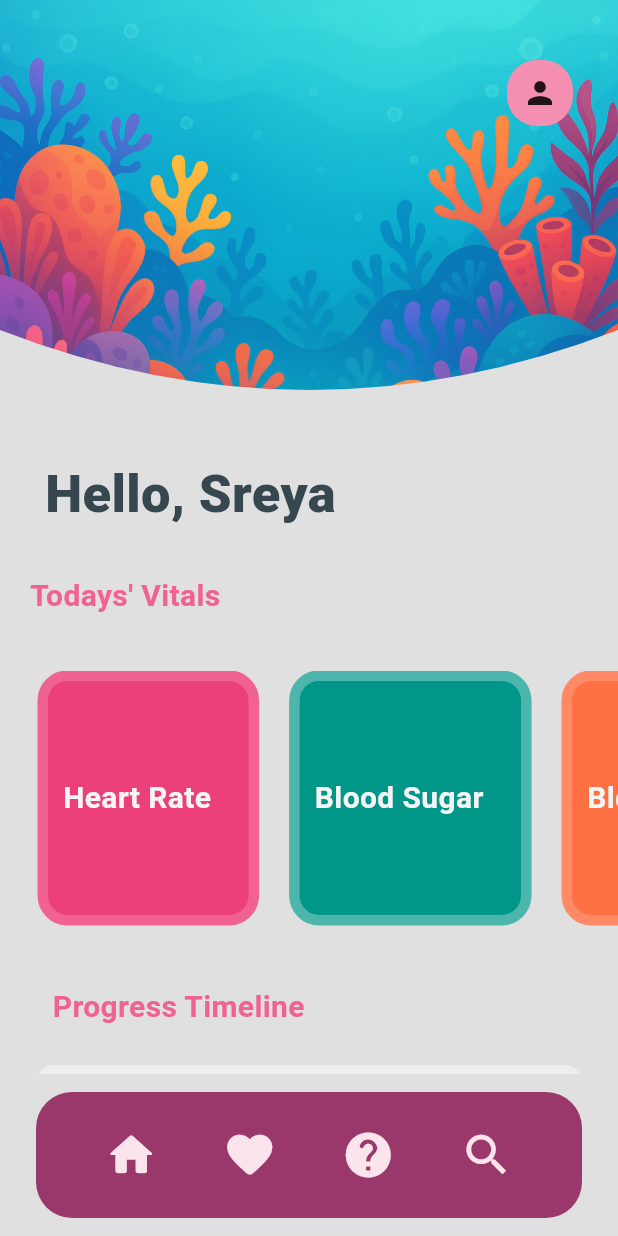
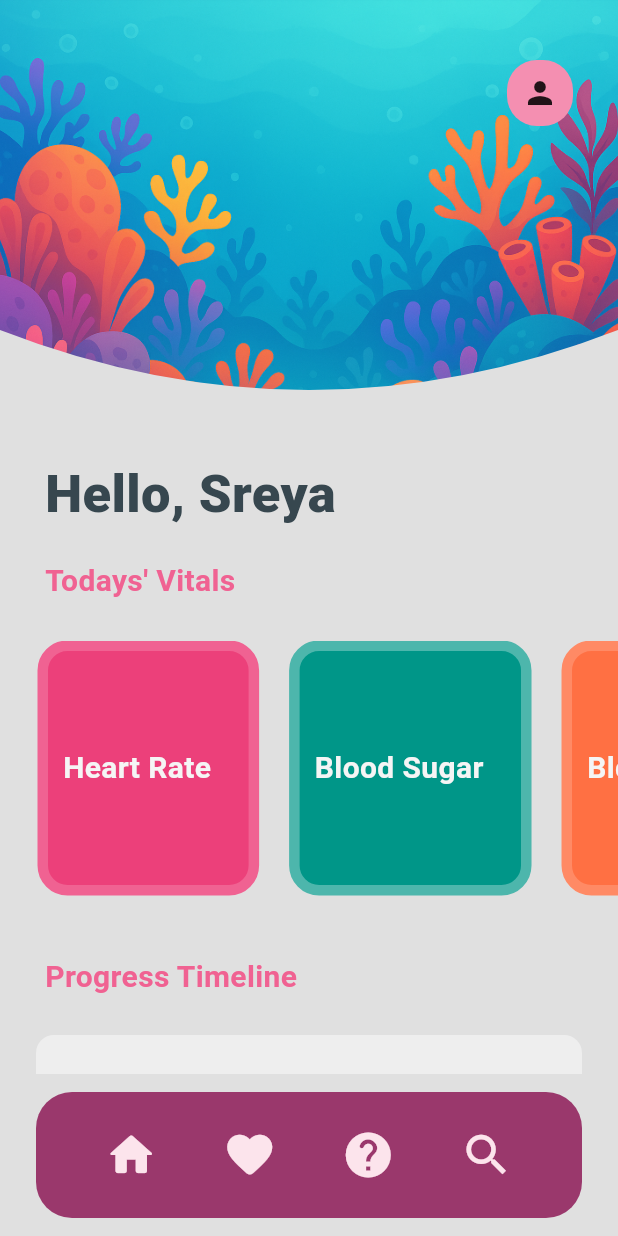
Before and after one commit to sreyasaju/heartSync, a Flutter app: the screen it shows after launch, on a phone screen of 412 x 824 dp. Run offline on Flutter 3.47's test engine with Material 3 defaults, Android fonts, the phone set to English and light mode, and no system bars; Roboto replaces fonts that are missing (BalooChettan2).

Commit message:
fix: alignment of titles!

```diff
--- a/lib/pages/home_page.dart
+++ b/lib/pages/home_page.dart
@@ -77,10 +77,11 @@ class _HomePageState extends State<HomePage> {
 
             // Heading above cards
             Padding(
-              padding: const EdgeInsets.symmetric(horizontal: 20.0, vertical: 25.0),
-              child: Align(
-                alignment: Alignment.centerLeft,
-                child: Text(
+              padding: const EdgeInsets.symmetric(horizontal: 30.0, vertical: 15.0),
+              child: Column(
+                crossAxisAlignment: CrossAxisAlignment.start,
+                children: [
+                  Text(
                     "Todays' Vitals",
                     style: TextStyle(
                       fontSize: 20,
@@ -88,6 +89,7 @@ class _HomePageState extends State<HomePage> {
                       fontWeight: FontWeight.bold,
                     ),
                   ),
+                ],
               ),
             ),
 
@@ -129,10 +131,11 @@ class _HomePageState extends State<HomePage> {
             const SizedBox(height: 40),
 
             Padding(
-              padding: const EdgeInsets.symmetric(horizontal: 35.0),
-              child: Align(
-                alignment: Alignment.centerLeft,
-                child: Text(
+              padding: const EdgeInsets.symmetric(horizontal: 30.0),
+              child: Column(
+                crossAxisAlignment: CrossAxisAlignment.start,
+                children: [
+                  Text(
                     "Progress Timeline",
                     style: TextStyle(
                       fontSize: 20,
@@ -140,6 +143,7 @@ class _HomePageState extends State<HomePage> {
                       fontWeight: FontWeight.bold,
                     ),
                   ),
+                ],
               ),
             ),
 
```
Lines whose indentation alone changed are shown as unchanged.
